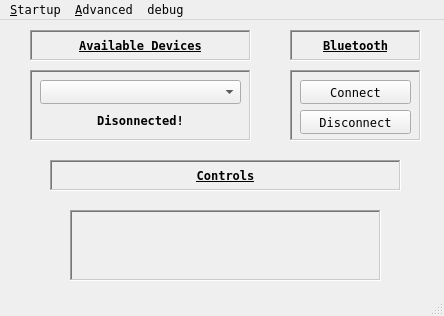
Before: the Qt Designer form phoneaudiolink.ui in PolymorphicAgent/PhoneAudioLink, drawn with Qt 5.
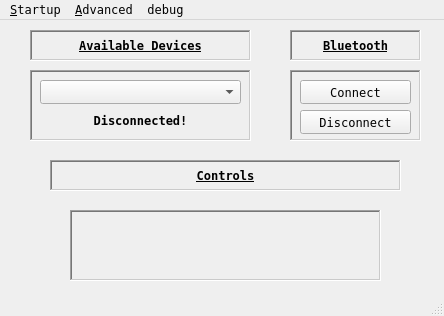
After: the same form once the commit is applied. Icons and pictures are not drawn. Custom widgets are drawn as their Qt base class.

Commit message: Fix Context Menu

The edit to the form file:
```diff
--- a/phoneaudiolink.ui
+++ b/phoneaudiolink.ui
@@ -187,7 +187,7 @@
       </font>
      </property>
      <property name="text">
-      <string>Disonnected!</string>
+      <string>Disconnected!</string>
      </property>
      <property name="textFormat">
       <enum>Qt::TextFormat::RichText</enum>
```
The commit also changes 2 other files.
